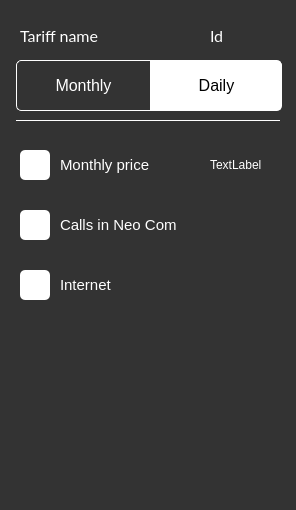
tarashunchak/PhoneCompanyManager, file PhoneManagerGUI/tariffcard.ui: the form before one commit.
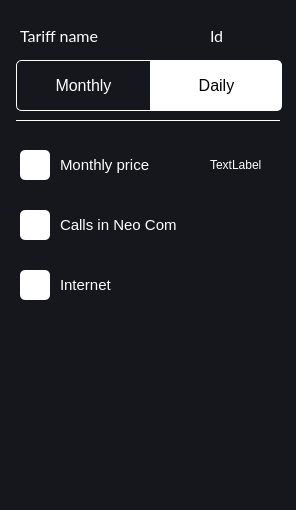
The form after the commit.

```diff
--- a/PhoneManagerGUI/tariffcard.ui
+++ b/PhoneManagerGUI/tariffcard.ui
@@ -21,7 +21,8 @@
   </property>
   <property name="styleSheet">
    <string notr="true">border-radius:5px;
-background-color:rgba(51, 51, 51, 1);</string>
+
+background-color:#16171C;</string>
   </property>
   <widget class="QPushButton" name="monthly_btn">
    <property name="geometry">
```
